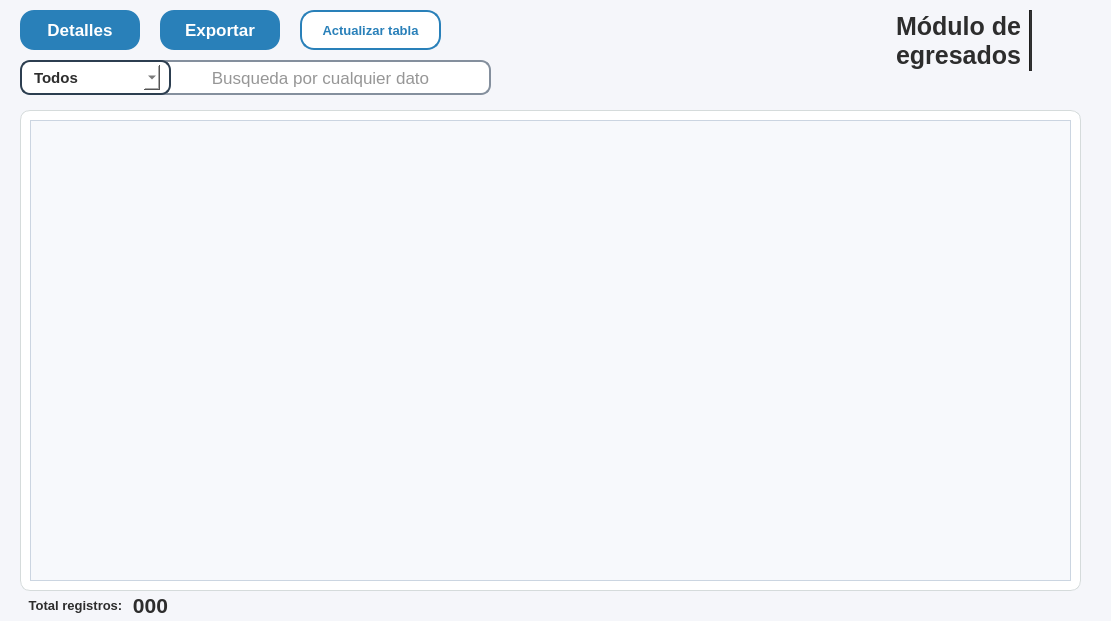
Above: resources/ui/Egresados.ui from Proyecto-Uptjaa/Proyecto_SIRA before the change. Below: the same form after it.
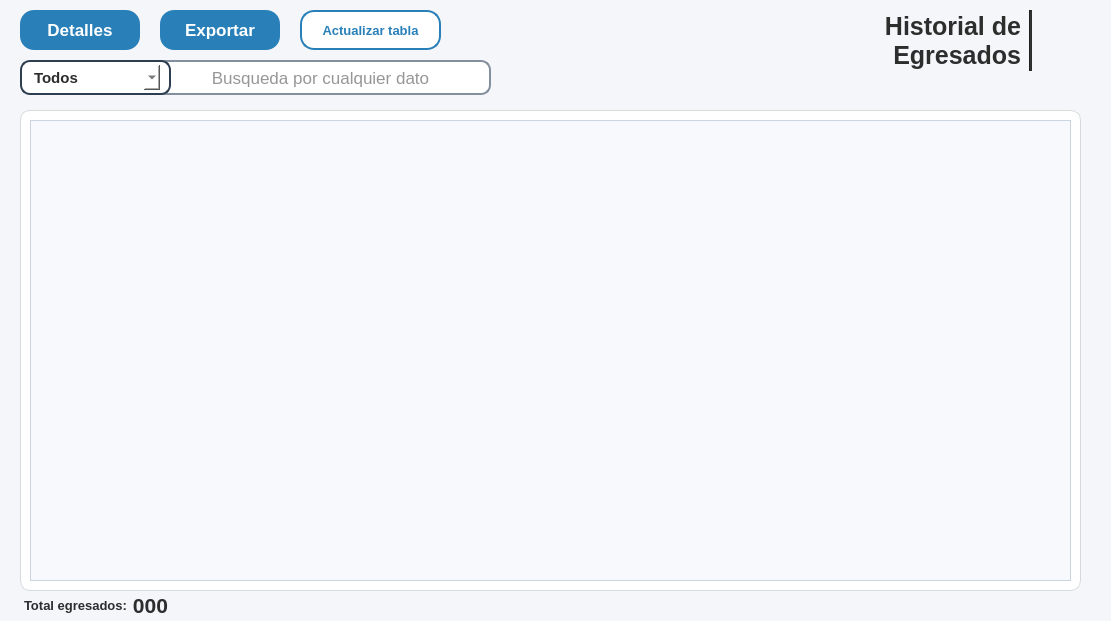
That is the form after the change. Icons and pictures are not drawn.

Commit message: Ajustes interfaz

Patch:
```diff
--- a/resources/ui/Egresados.ui
+++ b/resources/ui/Egresados.ui
@@ -247,7 +247,7 @@
     <enum>QFrame::Shadow::Plain</enum>
    </property>
    <property name="text">
-    <string>Módulo de egresados</string>
+    <string>Historial de Egresados</string>
    </property>
    <property name="scaledContents">
     <bool>false</bool>
@@ -618,7 +618,7 @@
     <string notr="true">background-color: transparent;</string>
    </property>
    <property name="text">
-    <string>Total registros:</string>
+    <string>Total egresados:</string>
    </property>
    <property name="alignment">
     <set>Qt::AlignmentFlag::AlignCenter</set>
```
The commit also changes 7 other files.
